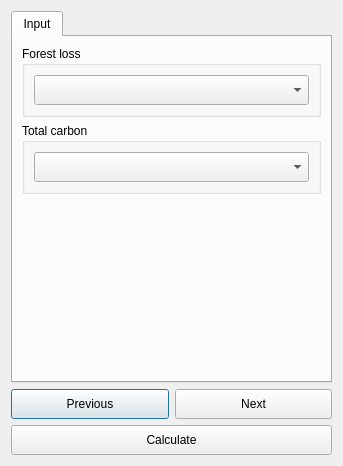
The window that LDMP/gui/DlgCalculateTCSummaryTable.ui (ConservationInternational/trends.earth) describes before a commit, drawn with Qt 5.
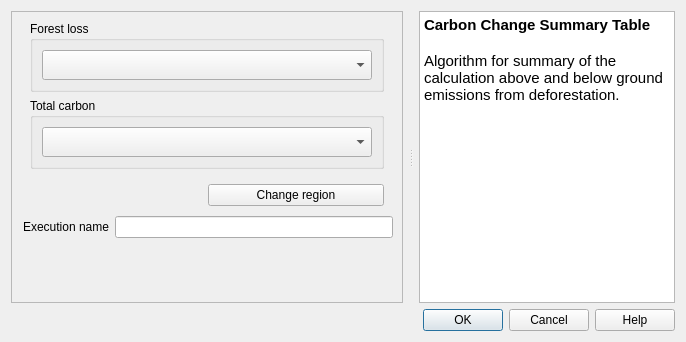
The same window after the commit. Custom widgets are drawn as their Qt base class.

Commit message: changes on all algorithm dialogs UI components

The edit to the form file:
```diff
--- a/LDMP/gui/DlgCalculateTCSummaryTable.ui
+++ b/LDMP/gui/DlgCalculateTCSummaryTable.ui
@@ -6,8 +6,8 @@
    <rect>
     <x>0</x>
     <y>0</y>
-    <width>337</width>
-    <height>466</height>
+    <width>686</width>
+    <height>342</height>
    </rect>
   </property>
   <property name="sizePolicy">
@@ -21,26 +21,50 @@
   </property>
   <layout class="QVBoxLayout" name="verticalLayout">
    <item>
-    <widget class="QTabWidget" name="TabBox">
+    <widget class="QSplitter" name="splitter">
+     <property name="orientation">
+      <enum>Qt::Horizontal</enum>
+     </property>
+     <property name="handleWidth">
+      <number>16</number>
+     </property>
+     <widget class="QFrame" name="configurations">
      <property name="sizePolicy">
-      <sizepolicy hsizetype="Minimum" vsizetype="Expanding">
-       <horstretch>0</horstretch>
+       <sizepolicy hsizetype="Expanding" vsizetype="Expanding">
+        <horstretch>2</horstretch>
        <verstretch>0</verstretch>
       </sizepolicy>
      </property>
-     <property name="tabShape">
-      <enum>QTabWidget::Rounded</enum>
-     </property>
-     <property name="currentIndex">
+      <property name="frameShape">
+       <enum>QFrame::StyledPanel</enum>
+      </property>
+      <property name="frameShadow">
+       <enum>QFrame::Raised</enum>
+      </property>
+      <layout class="QVBoxLayout" name="verticalLayout_3">
+       <property name="leftMargin">
+        <number>9</number>
+       </property>
+       <property name="topMargin">
       <number>0</number>
      </property>
-     <widget class="QWidget" name="InputTab">
-      <attribute name="title">
-       <string>Input</string>
-      </attribute>
-      <layout class="QVBoxLayout" name="verticalLayout_2">
+       <property name="rightMargin">
+        <number>9</number>
+       </property>
+       <property name="bottomMargin">
+        <number>4</number>
+       </property>
        <item>
-        <widget class="QGroupBox" name="groupBox_2">
+        <widget class="QFrame" name="setup_frame">
+         <property name="frameShape">
+          <enum>QFrame::NoFrame</enum>
+         </property>
+         <property name="frameShadow">
+          <enum>QFrame::Raised</enum>
+         </property>
+         <layout class="QVBoxLayout" name="verticalLayout_4">
+          <item>
+           <widget class="QGroupBox" name="groupBox_3">
          <property name="sizePolicy">
           <sizepolicy hsizetype="Preferred" vsizetype="Minimum">
            <horstretch>0</horstretch>
@@ -68,7 +92,7 @@
          <property name="title">
           <string>Forest loss</string>
          </property>
-         <layout class="QVBoxLayout" name="verticalLayout_6">
+            <layout class="QVBoxLayout" name="verticalLayout_7">
           <item>
            <widget class="WidgetDataIOSelectTELayerExisting" name="combo_layer_f_loss">
             <property name="sizePolicy">
@@ -92,7 +116,7 @@
         </widget>
        </item>
        <item>
-        <widget class="QGroupBox" name="groupBox_3">
+           <widget class="QGroupBox" name="groupBox_4">
          <property name="enabled">
           <bool>true</bool>
          </property>
@@ -117,7 +141,7 @@
          <property name="title">
           <string>Total carbon</string>
          </property>
-         <layout class="QVBoxLayout" name="verticalLayout_7">
+            <layout class="QVBoxLayout" name="verticalLayout_8">
           <item>
            <widget class="WidgetDataIOSelectTELayerExisting" name="combo_layer_tc">
             <property name="sizePolicy">
@@ -140,6 +164,65 @@
          </layout>
         </widget>
        </item>
+         </layout>
+        </widget>
+       </item>
+       <item>
+        <layout class="QHBoxLayout" name="horizontalLayout">
+         <property name="leftMargin">
+          <number>5</number>
+         </property>
+         <property name="rightMargin">
+          <number>9</number>
+         </property>
+         <property name="bottomMargin">
+          <number>4</number>
+         </property>
+         <item>
+          <widget class="QLabel" name="region_la">
+           <property name="toolTip">
+            <string>The current selected region of interest</string>
+           </property>
+           <property name="text">
+            <string/>
+           </property>
+           <property name="wordWrap">
+            <bool>true</bool>
+           </property>
+          </widget>
+         </item>
+         <item>
+          <widget class="QPushButton" name="region_button">
+           <property name="toolTip">
+            <string>&lt;html&gt;&lt;head/&gt;&lt;body&gt;&lt;p&gt;Opens settings dialog in order to change region of interest.&lt;/p&gt;&lt;p&gt;&lt;br/&gt;&lt;/p&gt;&lt;/body&gt;&lt;/html&gt;</string>
+           </property>
+           <property name="text">
+            <string>Change region</string>
+           </property>
+          </widget>
+         </item>
+        </layout>
+       </item>
+       <item>
+        <layout class="QHBoxLayout" name="horizontalLayout_2">
+         <property name="leftMargin">
+          <number>2</number>
+         </property>
+         <item>
+          <widget class="QLabel" name="execution_name_la">
+           <property name="toolTip">
+            <string>Auto generated name for the task which can be edited</string>
+           </property>
+           <property name="text">
+            <string>Execution name</string>
+           </property>
+          </widget>
+         </item>
+         <item>
+          <widget class="QLineEdit" name="execution_name_le"/>
+         </item>
+        </layout>
+       </item>
        <item>
         <spacer name="verticalSpacer">
          <property name="orientation">
@@ -155,68 +238,44 @@
        </item>
       </layout>
      </widget>
+     <widget class="QTextBrowser" name="alg_help">
+      <property name="sizePolicy">
+       <sizepolicy hsizetype="Expanding" vsizetype="Expanding">
+        <horstretch>0</horstretch>
+        <verstretch>0</verstretch>
+       </sizepolicy>
+      </property>
+      <property name="accessibleName">
+       <string/>
+      </property>
+      <property name="html">
+       <string>&lt;!DOCTYPE HTML PUBLIC &quot;-//W3C//DTD HTML 4.0//EN&quot; &quot;http://www.w3.org/TR/REC-html40/strict.dtd&quot;&gt;
+&lt;html&gt;&lt;head&gt;&lt;meta name=&quot;qrichtext&quot; content=&quot;1&quot; /&gt;&lt;style type=&quot;text/css&quot;&gt;
+p, li { white-space: pre-wrap; }
+&lt;/style&gt;&lt;/head&gt;&lt;body style=&quot; font-family:'Ubuntu'; font-size:11pt; font-weight:400; font-style:normal;&quot;&gt;
+&lt;p style=&quot; margin-top:0px; margin-bottom:0px; margin-left:0px; margin-right:0px; -qt-block-indent:0; text-indent:0px;&quot;&gt;&lt;span style=&quot; font-weight:600;&quot;&gt;Carbon Change Summary Table&lt;/span&gt;&lt;/p&gt;
+&lt;p style=&quot;-qt-paragraph-type:empty; margin-top:0px; margin-bottom:0px; margin-left:0px; margin-right:0px; -qt-block-indent:0; text-indent:0px; font-weight:600;&quot;&gt;&lt;br /&gt;&lt;/p&gt;
+&lt;p style=&quot; margin-top:0px; margin-bottom:0px; margin-left:0px; margin-right:0px; -qt-block-indent:0; text-indent:0px;&quot;&gt;Algorithm for summary of the calculation above and below ground emissions from deforestation.&lt;/p&gt;
+&lt;p style=&quot;-qt-paragraph-type:empty; margin-top:0px; margin-bottom:0px; margin-left:0px; margin-right:0px; -qt-block-indent:0; text-indent:0px; font-weight:600;&quot;&gt;&lt;br /&gt;&lt;/p&gt;&lt;/body&gt;&lt;/html&gt;</string>
+      </property>
+      <property name="openExternalLinks">
+       <bool>true</bool>
+      </property>
+      <property name="openLinks">
+       <bool>false</bool>
+      </property>
+     </widget>
     </widget>
    </item>
    <item>
-    <layout class="QGridLayout" name="gridLayout_3">
-     <item row="0" column="0">
-      <widget class="QPushButton" name="button_prev">
-       <property name="sizePolicy">
-        <sizepolicy hsizetype="Minimum" vsizetype="Minimum">
-         <horstretch>0</horstretch>
-         <verstretch>0</verstretch>
-        </sizepolicy>
-       </property>
-       <property name="minimumSize">
-        <size>
-         <width>0</width>
-         <height>30</height>
-        </size>
-       </property>
-       <property name="text">
-        <string>Previous</string>
-       </property>
-      </widget>
-     </item>
-     <item row="0" column="1">
-      <widget class="QPushButton" name="button_next">
-       <property name="sizePolicy">
-        <sizepolicy hsizetype="Minimum" vsizetype="Minimum">
-         <horstretch>0</horstretch>
-         <verstretch>0</verstretch>
-        </sizepolicy>
-       </property>
-       <property name="minimumSize">
-        <size>
-         <width>0</width>
-         <height>30</height>
-        </size>
-       </property>
-       <property name="text">
-        <string>Next</string>
-       </property>
-      </widget>
-     </item>
-     <item row="1" column="0" colspan="2">
-      <widget class="QPushButton" name="button_calculate">
-       <property name="sizePolicy">
-        <sizepolicy hsizetype="Minimum" vsizetype="Minimum">
-         <horstretch>0</horstretch>
-         <verstretch>0</verstretch>
-        </sizepolicy>
-       </property>
-       <property name="minimumSize">
-        <size>
-         <width>0</width>
-         <height>30</height>
-        </size>
-       </property>
-       <property name="text">
-        <string>Calculate</string>
-       </property>
-      </widget>
-     </item>
-    </layout>
+    <widget class="QDialogButtonBox" name="button_box">
+     <property name="orientation">
+      <enum>Qt::Horizontal</enum>
+     </property>
+     <property name="standardButtons">
+      <set>QDialogButtonBox::Cancel|QDialogButtonBox::Help|QDialogButtonBox::Ok</set>
+     </property>
+    </widget>
    </item>
   </layout>
  </widget>
```
Left out of the diff: 45 changed lines with no effect on the pictures. Lines whose indentation alone changed are shown as unchanged. The commit also changes 17 other files.
